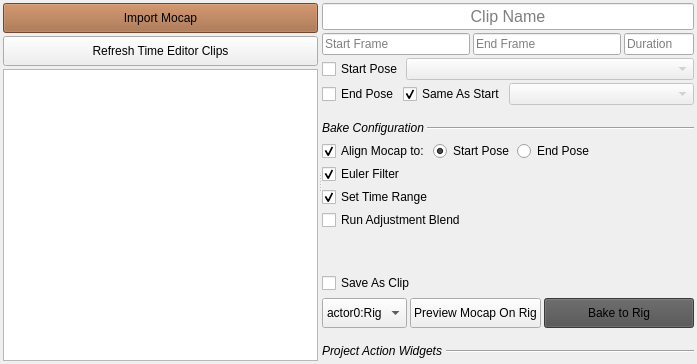
Old version of the form mocap_clipper/ui/mocap_clipper_widget.ui in the repository rBrenick/mocap-clipper.
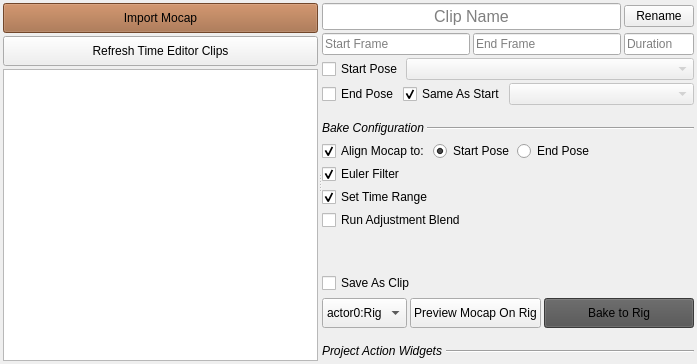
New version of the form. Custom widgets are drawn as their Qt base class.

Commit message: added support for clip renaming

```diff
--- a/mocap_clipper/ui/mocap_clipper_widget.ui
+++ b/mocap_clipper/ui/mocap_clipper_widget.ui
@@ -127,6 +127,8 @@
          <item>
           <layout class="QVBoxLayout" name="clip_info_layout">
            <item>
+            <layout class="QHBoxLayout" name="horizontalLayout_8">
+             <item>
             <widget class="QLineEdit" name="clip_name_LE">
              <property name="font">
               <font>
@@ -146,6 +148,27 @@
               <string>Clip Name</string>
              </property>
             </widget>
+             </item>
+             <item>
+              <widget class="QPushButton" name="rename_clip_BTN">
+               <property name="sizePolicy">
+                <sizepolicy hsizetype="Fixed" vsizetype="Fixed">
+                 <horstretch>0</horstretch>
+                 <verstretch>0</verstretch>
+                </sizepolicy>
+               </property>
+               <property name="maximumSize">
+                <size>
+                 <width>70</width>
+                 <height>16777215</height>
+                </size>
+               </property>
+               <property name="text">
+                <string>Rename</string>
+               </property>
+              </widget>
+             </item>
+            </layout>
            </item>
            <item>
             <layout class="QHBoxLayout" name="horizontalLayout_7">
```
Lines whose indentation alone changed are shown as unchanged. The commit also changes 3 other files.
